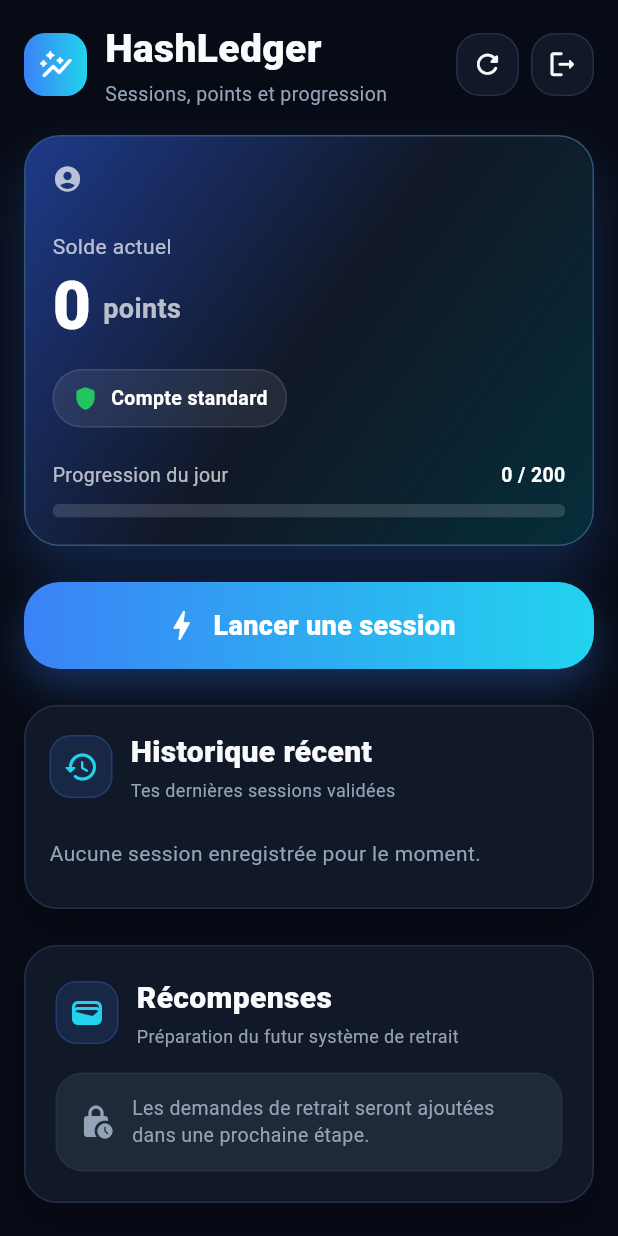
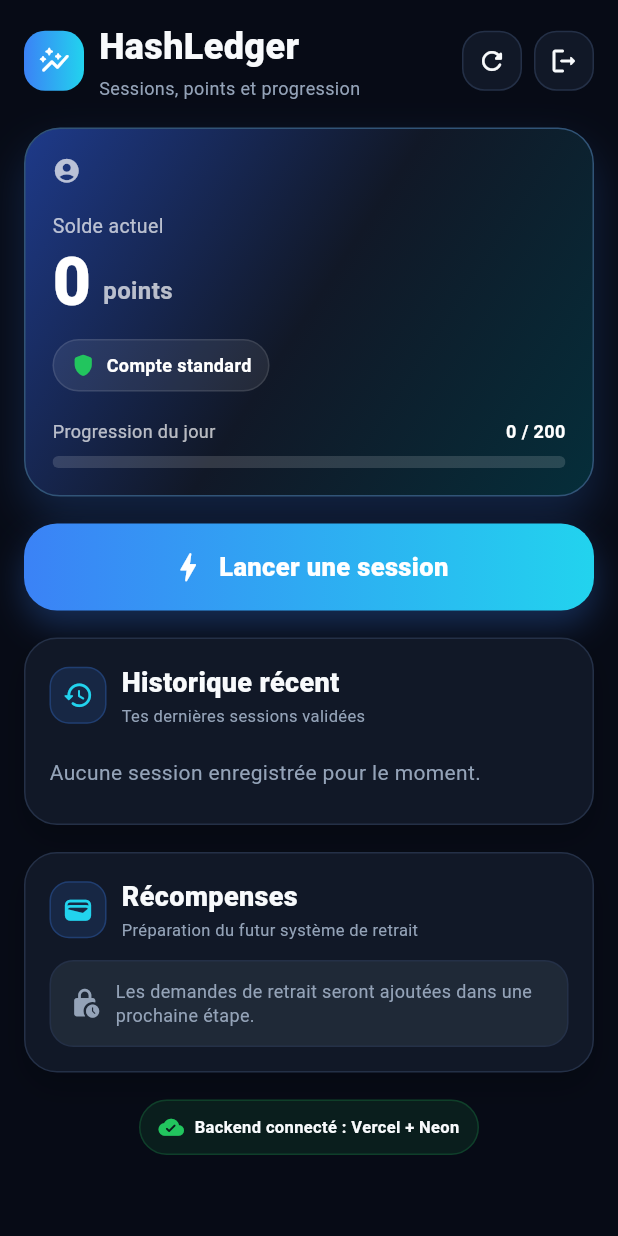
Before and after one commit to amineze1605-cloud/hashledger-flutter, a Flutter app: the HomeScreen screen opened directly with empty values, on a phone screen of 412 x 824 dp. Run offline on Flutter 3.47's test engine with Material 3 defaults, Android fonts, the phone set to English and light mode, and no system bars; our stand-ins replace shared_preferences; accounts and stored records are empty; network calls fail.

Commit message:
Update home_screen.dart

```diff
--- a/lib/screens/home_screen.dart
+++ b/lib/screens/home_screen.dart
@@ -169,6 +169,7 @@
 
   int _parseInt(dynamic value) {
     if (value is int) return value;
+    if (value is num) return value.toInt();
     if (value is String) return int.tryParse(value) ?? 0;
     return 0;
   }
@@ -193,7 +194,8 @@
   void _showMessage(String message, {bool isError = false}) {
     ScaffoldMessenger.of(context).showSnackBar(
       SnackBar(
-        backgroundColor: isError ? const Color(0xFF991B1B) : const Color(0xFF166534),
+        backgroundColor:
+            isError ? const Color(0xFF991B1B) : const Color(0xFF166534),
         content: Text(
           message,
           style: const TextStyle(color: Colors.white),
@@ -224,8 +226,8 @@
     return Row(
       children: [
         Container(
-          width: 42,
-          height: 42,
+          width: 40,
+          height: 40,
           decoration: BoxDecoration(
             borderRadius: BorderRadius.circular(14),
             gradient: const LinearGradient(
@@ -235,9 +237,10 @@
           child: const Icon(
             Icons.auto_graph_rounded,
             color: Colors.white,
+            size: 22,
           ),
         ),
-        const SizedBox(width: 12),
+        const SizedBox(width: 10),
         const Expanded(
           child: Column(
             crossAxisAlignment: CrossAxisAlignment.start,
@@ -246,7 +249,7 @@
                 "HashLedger",
                 style: TextStyle(
                   color: textMain,
-                  fontSize: 26,
+                  fontSize: 24,
                   fontWeight: FontWeight.w800,
                 ),
               ),
@@ -255,7 +258,7 @@
                 "Sessions, points et progression",
                 style: TextStyle(
                   color: textMuted,
-                  fontSize: 13,
+                  fontSize: 12,
                 ),
               ),
             ],
@@ -274,26 +277,27 @@
   Widget _roundIconButton(IconData icon, VoidCallback onTap) {
     return InkWell(
       onTap: onTap,
-      borderRadius: BorderRadius.circular(16),
+      borderRadius: BorderRadius.circular(15),
       child: Container(
-        width: 42,
-        height: 42,
+        width: 40,
+        height: 40,
         decoration: BoxDecoration(
           color: card,
-          borderRadius: BorderRadius.circular(16),
+          borderRadius: BorderRadius.circular(15),
           border: Border.all(color: border),
         ),
         child: Icon(
           icon,
           color: textMain,
-          size: 21,
+          size: 20,
         ),
       ),
     );
   }
 
   Widget _balanceCard() {
-    final progress = dailyLimit <= 0 ? 0.0 : (sessionsToday / dailyLimit).clamp(0.0, 1.0);
+    final progress =
+        dailyLimit <= 0 ? 0.0 : (sessionsToday / dailyLimit).clamp(0.0, 1.0);
 
     return Container(
       padding: const EdgeInsets.all(18),
@@ -311,9 +315,9 @@
         border: Border.all(color: const Color(0xFF315477)),
         boxShadow: [
           BoxShadow(
-            color: blue.withOpacity(0.22),
-            blurRadius: 30,
-            offset: const Offset(0, 18),
+            color: blue.withOpacity(0.20),
+            blurRadius: 24,
+            offset: const Offset(0, 14),
           ),
         ],
       ),
@@ -322,29 +326,33 @@
         children: [
           Row(
             children: [
-              const Icon(Icons.account_circle_rounded, color: Colors.white70, size: 20),
+              const Icon(
+                Icons.account_circle_rounded,
+                color: Colors.white70,
+                size: 19,
+              ),
               const SizedBox(width: 8),
               Expanded(
                 child: Text(
                   currentUser.email,
                   style: const TextStyle(
                     color: Colors.white70,
-                    fontSize: 14,
+                    fontSize: 13,
                   ),
                   overflow: TextOverflow.ellipsis,
                 ),
               ),
             ],
           ),
-          const SizedBox(height: 24),
+          const SizedBox(height: 18),
           const Text(
             "Solde actuel",
             style: TextStyle(
               color: Colors.white70,
-              fontSize: 14,
+              fontSize: 13,
             ),
           ),
-          const SizedBox(height: 8),
+          const SizedBox(height: 6),
           Row(
             crossAxisAlignment: CrossAxisAlignment.end,
             children: [
@@ -359,21 +367,21 @@
               ),
               const SizedBox(width: 8),
               const Padding(
-                padding: EdgeInsets.only(bottom: 7),
+                padding: EdgeInsets.only(bottom: 5),
                 child: Text(
                   "points",
                   style: TextStyle(
                     color: Colors.white70,
-                    fontSize: 18,
+                    fontSize: 16,
                     fontWeight: FontWeight.w600,
                   ),
                 ),
               ),
             ],
           ),
-          const SizedBox(height: 20),
+          const SizedBox(height: 16),
           Container(
-            padding: const EdgeInsets.symmetric(horizontal: 12, vertical: 9),
+            padding: const EdgeInsets.symmetric(horizontal: 11, vertical: 8),
             decoration: BoxDecoration(
               color: Colors.white.withOpacity(0.08),
               borderRadius: BorderRadius.circular(999),
@@ -383,23 +391,25 @@
               mainAxisSize: MainAxisSize.min,
               children: [
                 Icon(
-                  currentUser.isPremium ? Icons.workspace_premium_rounded : Icons.shield_rounded,
+                  currentUser.isPremium
+                      ? Icons.workspace_premium_rounded
+                      : Icons.shield_rounded,
                   color: currentUser.isPremium ? const Color(0xFFFACC15) : green,
-                  size: 18,
+                  size: 17,
                 ),
-                const SizedBox(width: 8),
+                const SizedBox(width: 7),
                 Text(
                   currentUser.isPremium ? "Compte premium" : "Compte standard",
                   style: const TextStyle(
                     color: Colors.white,
-                    fontSize: 13,
+                    fontSize: 12,
                     fontWeight: FontWeight.w600,
                   ),
                 ),
               ],
             ),
           ),
-          const SizedBox(height: 22),
+          const SizedBox(height: 18),
           Row(
             mainAxisAlignment: MainAxisAlignment.spaceBetween,
             children: [
@@ -407,25 +417,25 @@
                 "Progression du jour",
                 style: TextStyle(
                   color: Colors.white70,
-                  fontSize: 13,
+                  fontSize: 12,
                 ),
               ),
               Text(
                 "$sessionsToday / $dailyLimit",
                 style: const TextStyle(
                   color: Colors.white,
-                  fontSize: 13,
+                  fontSize: 12,
                   fontWeight: FontWeight.w700,
                 ),
               ),
             ],
           ),
-          const SizedBox(height: 10),
+          const SizedBox(height: 8),
           ClipRRect(
             borderRadius: BorderRadius.circular(999),
             child: LinearProgressIndicator(
               value: progress,
-              minHeight: 9,
+              minHeight: 8,
               backgroundColor: Colors.white.withOpacity(0.14),
               valueColor: const AlwaysStoppedAnimation<Color>(cyan),
             ),
@@ -439,11 +449,11 @@
     if (loadingMine) {
       return _darkCard(
         child: const Padding(
-          padding: EdgeInsets.all(22),
+          padding: EdgeInsets.all(18),
           child: Column(
             children: [
               CircularProgressIndicator(color: cyan),
-              SizedBox(height: 14),
+              SizedBox(height: 12),
               Text(
                 "Validation de la session...",
                 style: TextStyle(color: textMuted),
@@ -457,34 +467,34 @@
     if (miningActive) {
       return _darkCard(
         child: Padding(
-          padding: const EdgeInsets.all(24),
+          padding: const EdgeInsets.all(18),
           child: Column(
             children: [
               const Text(
                 "Session active",
                 style: TextStyle(
                   color: textMain,
-                  fontSize: 22,
+                  fontSize: 20,
                   fontWeight: FontWeight.w800,
                 ),
               ),
-              const SizedBox(height: 10),
+              const SizedBox(height: 8),
               const Text(
                 "La récompense sera ajoutée à la fin du timer.",
                 textAlign: TextAlign.center,
-                style: TextStyle(color: textMuted),
+                style: TextStyle(color: textMuted, fontSize: 13),
               ),
-              const SizedBox(height: 22),
+              const SizedBox(height: 16),
               Container(
-                width: 112,
-                height: 112,
+                width: 98,
+                height: 98,
                 decoration: BoxDecoration(
                   shape: BoxShape.circle,
                   border: Border.all(color: cyan, width: 4),
                   boxShadow: [
                     BoxShadow(
-                      color: cyan.withOpacity(0.25),
-                      blurRadius: 24,
+                      color: cyan.withOpacity(0.22),
+                      blurRadius: 22,
                     ),
                   ],
                 ),
@@ -493,7 +503,7 @@
                     "$countdown s",
                     style: const TextStyle(
                       color: textMain,
-                      fontSize: 26,
+                      fontSize: 24,
                       fontWeight: FontWeight.w900,
                     ),
                   ),
@@ -507,32 +517,32 @@
 
     return InkWell(
       onTap: startMiningCountdown,
-      borderRadius: BorderRadius.circular(24),
+      borderRadius: BorderRadius.circular(22),
       child: Container(
         height: 58,
         decoration: BoxDecoration(
-          borderRadius: BorderRadius.circular(24),
+          borderRadius: BorderRadius.circular(22),
           gradient: const LinearGradient(
             colors: [blue, cyan],
           ),
           boxShadow: [
             BoxShadow(
-              color: blue.withOpacity(0.30),
-              blurRadius: 22,
-              offset: const Offset(0, 12),
+              color: blue.withOpacity(0.28),
+              blurRadius: 18,
+              offset: const Offset(0, 10),
             ),
           ],
         ),
         child: const Row(
           mainAxisAlignment: MainAxisAlignment.center,
           children: [
-            Icon(Icons.bolt_rounded, color: Colors.white, size: 26),
+            Icon(Icons.bolt_rounded, color: Colors.white, size: 25),
             SizedBox(width: 8),
             Text(
               "Lancer une session",
               style: TextStyle(
                 color: Colors.white,
-                fontSize: 18,
+                fontSize: 17,
                 fontWeight: FontWeight.w800,
               ),
             ),
@@ -554,17 +564,17 @@
               title: "Historique récent",
               subtitle: "Tes dernières sessions validées",
             ),
-            const SizedBox(height: 14),
+            const SizedBox(height: 12),
             if (loadingHistory)
               const Center(
                 child: Padding(
-                  padding: EdgeInsets.all(18),
+                  padding: EdgeInsets.all(16),
                   child: CircularProgressIndicator(color: cyan),
                 ),
               )
             else if (miningHistory.isEmpty)
               const Padding(
-                padding: EdgeInsets.symmetric(vertical: 10),
+                padding: EdgeInsets.symmetric(vertical: 8),
                 child: Text(
                   "Aucune session enregistrée pour le moment.",
                   style: TextStyle(color: textMuted),
@@ -577,28 +587,29 @@
                   final createdAt = _formatDate(item["created_at"]);
 
                   return Container(
-                    margin: const EdgeInsets.only(bottom: 10),
-                    padding: const EdgeInsets.all(14),
+                    margin: const EdgeInsets.only(bottom: 8),
+                    padding: const EdgeInsets.all(12),
                     decoration: BoxDecoration(
                       color: cardSoft,
-                      borderRadius: BorderRadius.circular(18),
+                      borderRadius: BorderRadius.circular(16),
                       border: Border.all(color: border),
                     ),
                     child: Row(
                       children: [
                         Container(
-                          width: 42,
-                          height: 42,
+                          width: 38,
+                          height: 38,
                           decoration: BoxDecoration(
                             color: green.withOpacity(0.15),
-                            borderRadius: BorderRadius.circular(14),
+                            borderRadius: BorderRadius.circular(13),
                           ),
                           child: const Icon(
                             Icons.bolt_rounded,
                             color: green,
+                            size: 21,
                           ),
                         ),
-                        const SizedBox(width: 12),
+                        const SizedBox(width: 10),
                         Expanded(
                           child: Column(
                             crossAxisAlignment: CrossAxisAlignment.start,
@@ -607,16 +618,16 @@
                                 "+$reward points",
                                 style: const TextStyle(
                                   color: textMain,
-                                  fontSize: 16,
+                                  fontSize: 15,
                                   fontWeight: FontWeight.w800,
                                 ),
                               ),
-                              const SizedBox(height: 3),
+                              const SizedBox(height: 2),
                               Text(
                                 createdAt,
                                 style: const TextStyle(
                                   color: textMuted,
-                                  fontSize: 13,
+                                  fontSize: 12,
                                 ),
                               ),
                             ],
@@ -625,7 +636,7 @@
                         const Icon(
                           Icons.check_circle_rounded,
                           color: green,
-                          size: 20,
+                          size: 19,
                         ),
                       ],
                     ),
@@ -641,7 +652,7 @@
   Widget _rewardsPreview() {
     return _darkCard(
       child: Padding(
-        padding: const EdgeInsets.all(20),
+        padding: const EdgeInsets.all(16),
         child: Column(
           crossAxisAlignment: CrossAxisAlignment.start,
           children: [
@@ -650,24 +661,24 @@
               title: "Récompenses",
               subtitle: "Préparation du futur système de retrait",
             ),
-            const SizedBox(height: 16),
+            const SizedBox(height: 12),
             Container(
-              padding: const EdgeInsets.all(14),
+              padding: const EdgeInsets.all(12),
               decoration: BoxDecoration(
                 color: const Color(0xFF1F2937),
-                borderRadius: BorderRadius.circular(18),
+                borderRadius: BorderRadius.circular(16),
                 border: Border.all(color: border),
               ),
               child: const Row(
                 children: [
-                  Icon(Icons.lock_clock_rounded, color: textMuted),
-                  SizedBox(width: 12),
+                  Icon(Icons.lock_clock_rounded, color: textMuted, size: 21),
+                  SizedBox(width: 10),
                   Expanded(
                     child: Text(
                       "Les demandes de retrait seront ajoutées dans une prochaine étape.",
                       style: TextStyle(
                         color: textMuted,
-                        fontSize: 13,
+                        fontSize: 12,
                         height: 1.35,
                       ),
                     ),
@@ -689,16 +700,16 @@
     return Row(
       children: [
         Container(
-          width: 42,
-          height: 42,
+          width: 38,
+          height: 38,
           decoration: BoxDecoration(
             color: blue.withOpacity(0.14),
-            borderRadius: BorderRadius.circular(14),
+            borderRadius: BorderRadius.circular(13),
             border: Border.all(color: blue.withOpacity(0.25)),
           ),
-          child: Icon(icon, color: cyan),
+          child: Icon(icon, color: cyan, size: 21),
         ),
-        const SizedBox(width: 12),
+        const SizedBox(width: 10),
         Expanded(
           child: Column(
             crossAxisAlignment: CrossAxisAlignment.start,
@@ -707,16 +718,16 @@
                 title,
                 style: const TextStyle(
                   color: textMain,
-                  fontSize: 20,
+                  fontSize: 18,
                   fontWeight: FontWeight.w800,
                 ),
               ),
-              const SizedBox(height: 2),
+              const SizedBox(height: 1),
               Text(
                 subtitle,
                 style: const TextStyle(
                   color: textMuted,
-                  fontSize: 12,
+                  fontSize: 11,
                 ),
               ),
             ],
@@ -734,9 +745,9 @@
         border: Border.all(color: border),
         boxShadow: [
           BoxShadow(
-            color: Colors.black.withOpacity(0.20),
-            blurRadius: 18,
-            offset: const Offset(0, 12),
+            color: Colors.black.withOpacity(0.18),
+            blurRadius: 16,
+            offset: const Offset(0, 10),
           ),
         ],
       ),
@@ -747,7 +758,7 @@
   Widget _backendStatus() {
     return Center(
       child: Container(
-        padding: const EdgeInsets.symmetric(horizontal: 14, vertical: 10),
+        padding: const EdgeInsets.symmetric(horizontal: 12, vertical: 9),
         decoration: BoxDecoration(
           color: green.withOpacity(0.10),
           borderRadius: BorderRadius.circular(999),
@@ -756,13 +767,13 @@
         child: const Row(
           mainAxisSize: MainAxisSize.min,
           children: [
-            Icon(Icons.cloud_done_rounded, color: green, size: 18),
-            SizedBox(width: 8),
+            Icon(Icons.cloud_done_rounded, color: green, size: 17),
+            SizedBox(width: 7),
             Text(
               "Backend connecté : Vercel + Neon",
               style: TextStyle(
                 color: textMain,
-                fontSize: 12,
+                fontSize: 11,
                 fontWeight: FontWeight.w600,
               ),
             ),
@@ -793,20 +804,20 @@
                 _pageTitle(),
                 const SizedBox(height: 18),
                 _balanceCard(),
-                const SizedBox(height: 24),
+                const SizedBox(height: 18),
                 if (refreshingUser)
                   const Padding(
-                    padding: EdgeInsets.only(bottom: 18),
+                    padding: EdgeInsets.only(bottom: 16),
                     child: Center(
                       child: CircularProgressIndicator(color: cyan),
                     ),
                   ),
                 _miningSection(),
-                const SizedBox(height: 24),
+                const SizedBox(height: 18),
                 _historyCard(),
-                const SizedBox(height: 24),
+                const SizedBox(height: 18),
                 _rewardsPreview(),
-                const SizedBox(height: 24),
+                const SizedBox(height: 18),
                 _backendStatus(),
               ],
             ),
```
